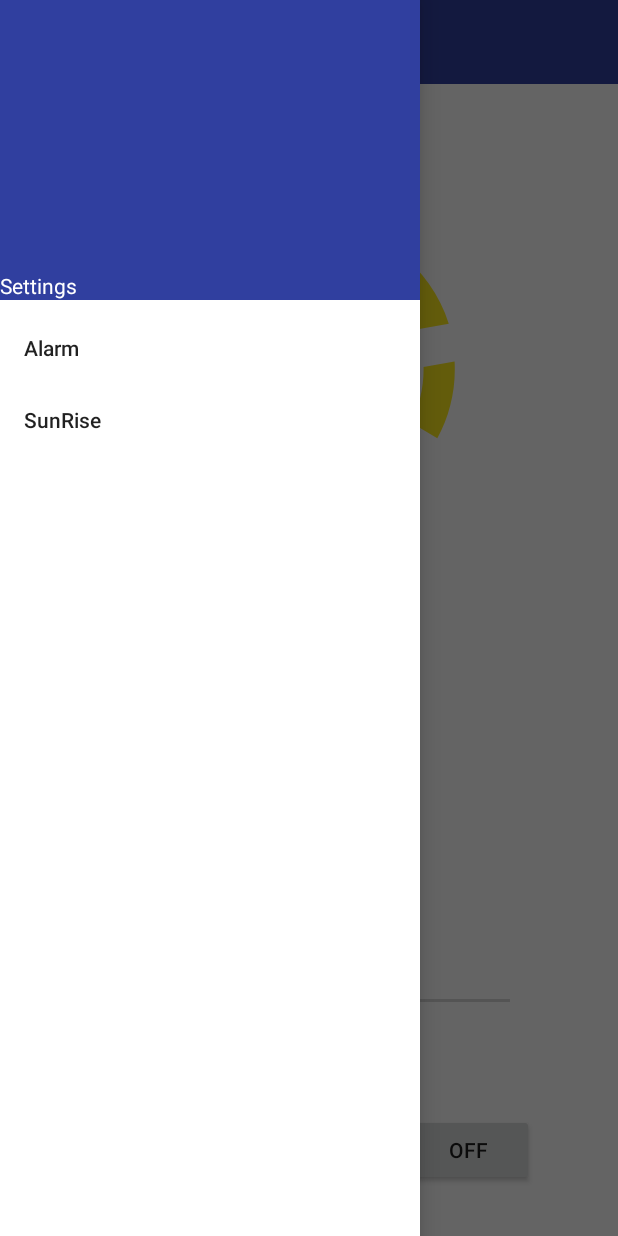
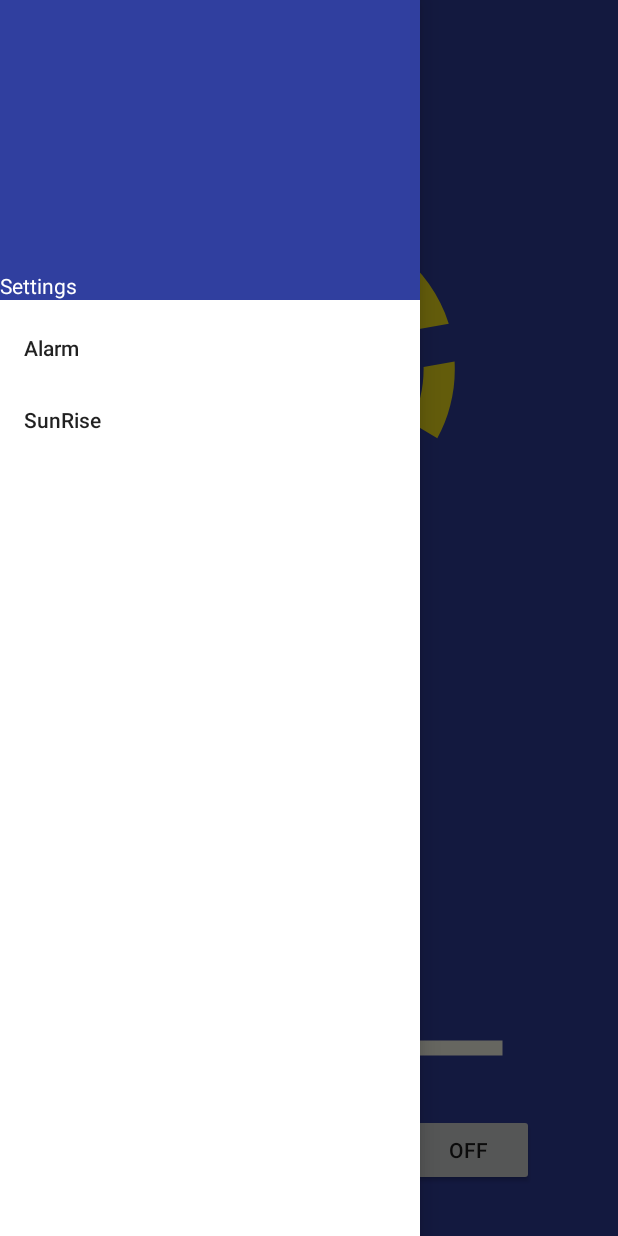
Before and after one commit to signalcat/SmartSunLamp, an Android app: the screen it shows after launch (MainActivity), with the side drawer open, on a phone screen of 412 x 824 dp. Run offline under Robolectric (Android 15) with nearby library versions, the phone set to English and light mode, and no system bars; libraries missing offline, so code that uses them is left out: com.loopj.android, cz.msebera.android; 1 statement that could not run was skipped.

Commit message:
Changed background color and seekbar style

```diff
--- a/app/src/main/java/signalcat/github/com/smartsunlamp/SunActivity.java
+++ b/app/src/main/java/signalcat/github/com/smartsunlamp/SunActivity.java
@@ -21,19 +21,13 @@ public class SunActivity extends AppCompatActivity {
         setContentView(R.layout.activity_sun);
 
         sunTime = new SunTime();
-        Button btnGetSunTime = findViewById(R.id.btn_getSunTime);
+        //Button btnGetSunTime = findViewById(R.id.btn_getSunTime);
         final TextView tvSunRiseTime = findViewById(R.id.tv_sunRiseTime);
 
-
-        btnGetSunTime.setOnClickListener(new View.OnClickListener() {
+        getSunTime("https://api.sunrise-sunset.org/json?lat=36.7201600&lng=-4.4203400", new Runnable() {
             @Override
-            public void onClick(View view) {
-                getSunTime("https://api.sunrise-sunset.org/json?lat=36.7201600&lng=-4.4203400", new Runnable() {
-                    @Override
-                    public void run() {
-                        tvSunRiseTime.setText(sunTime.getSunRise());
-                    }
-                });
+            public void run() {
+                tvSunRiseTime.setText(sunTime.getSunRise());
             }
         });
 
--- /dev/null
+++ b/app/src/main/res/drawable/ic_seekbar_thumb.xml
@@ -0,0 +1,9 @@
+<vector xmlns:android="http://schemas.android.com/apk/res/android"
+        android:width="48dp"
+        android:height="48dp"
+        android:viewportWidth="24.0"
+        android:viewportHeight="24.0">
+    <path
+        android:fillColor="#d7dedf"
+        android:pathData="M12,12m-10,0a10,10 0,1 1,20 0a10,10 0,1 1,-20 0"/>
+</vector>
--- /dev/null
+++ b/app/src/main/res/drawable/seekbar_style.xml
@@ -0,0 +1,10 @@
+<?xml version="1.0" encoding="utf-8"?>
+<layer-list xmlns:android="http://schemas.android.com/apk/res/android">
+    <item android:id="@android:id/background">
+        <shape android:shape="line">
+            <stroke
+                android:width="10dp"
+                android:color="#FFFFF0" />
+        </shape>
+    </item>
+</layer-list>
--- a/app/src/main/res/layout/activity_main.xml
+++ b/app/src/main/res/layout/activity_main.xml
@@ -22,6 +22,7 @@
             xmlns:tools="http://schemas.android.com/tools"
             android:layout_width="match_parent"
             android:layout_height="match_parent"
+            android:background="@color/colorPrimaryDark"
             tools:context="signalcat.github.com.smartsunlamp.MainActivity">
 
             <Button
@@ -42,21 +43,23 @@
                 android:text="Off" />
 
             <SeekBar
-                android:thumbOffset="20px"
+                android:thumbOffset="20dp"
                 android:id="@+id/bar_brightness"
                 android:layout_width="300dp"
                 android:layout_height="wrap_content"
-                android:layout_above="@+id/tv_brightness"
+                android:layout_above="@id/button_on"
                 android:layout_centerHorizontal="true"
+                android:progressDrawable="@drawable/seekbar_style"
                 android:layout_marginBottom="20dp"
-                android:thumb="@mipmap/ic_bulb" />
+                android:thumb="@drawable/ic_seekbar_thumb" />
 
             <TextView
                 android:id="@+id/tv_brightness"
                 android:layout_width="wrap_content"
                 android:layout_height="wrap_content"
-                android:layout_above="@+id/button_off"
+                android:layout_marginTop="30dp"
                 android:layout_centerHorizontal="true"
+                android:textColor="@android:color/white"
                 android:text="brightness" />
 
 
@@ -64,19 +67,19 @@
                 android:layout_centerHorizontal="true"
                 android:id="@+id/iv_bulb"
                 android:layout_width="130dp"
-                android:layout_height="wrap_content"
-                android:layout_above="@+id/tv_brightness"
+                android:layout_height="200dp"
+                android:layout_above="@+id/bar_brightness"
+                android:layout_marginBottom="50dp"
                 android:src="@drawable/bulb_icon" />
 
             <ImageView
-                android:layout_marginEnd="10dp"
-                android:layout_marginRight="10dp"
                 android:id="@+id/iv_lightBar1"
                 android:layout_width="80dp"
                 android:layout_height="80dp"
+                android:layout_marginRight="12dp"
+                android:layout_alignEnd="@+id/button_on"
+                android:layout_alignRight="@+id/button_on"
                 android:layout_below="@+id/iv_lightBar2"
-                android:layout_alignRight="@+id/button_on"
-                android:layout_alignEnd="@+id/button_on"
                 android:src="@drawable/iv_lightbar1" />
 
             <ImageView
```
